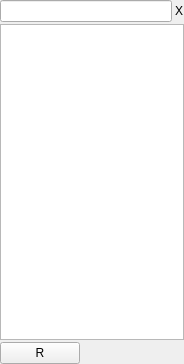
First picture: the form in resources/ui/panesymbols.ui, repository prymatex/prymatex, before the edit.
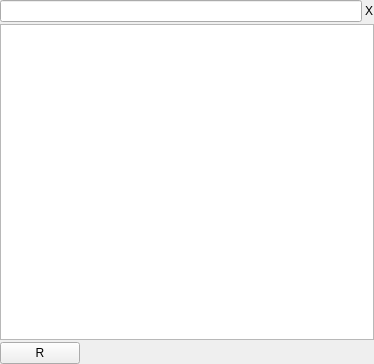
Second picture: the form after the edit.

What changed in the file:
```diff
--- a/resources/ui/panesymbols.ui
+++ b/resources/ui/panesymbols.ui
@@ -6,7 +6,7 @@
    <rect>
     <x>0</x>
     <y>0</y>
-    <width>184</width>
+    <width>374</width>
     <height>364</height>
    </rect>
   </property>
```
Left out of the diff: 2 changed lines with no effect on the pictures.
